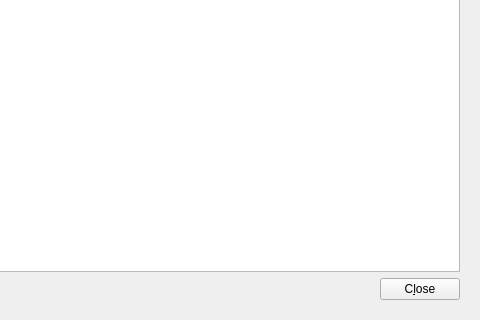
First picture: the form in src/qt/forms/addressbookpage.ui, repository deeponion/deeponion, before the edit; both pictures show x 362 to 842 and y 229 to 549 of the 842 by 549 pixel window.
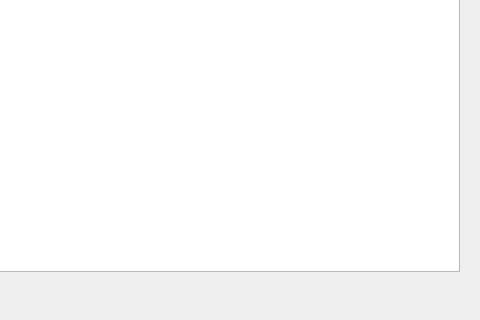
Second picture: the form after the edit. Icons and pictures are not drawn.

Commit message: removed close button in addressbook

Diff of the .ui file:
```diff
--- a/src/qt/forms/addressbookpage.ui
+++ b/src/qt/forms/addressbookpage.ui
@@ -192,22 +192,6 @@
            </property>
           </spacer>
          </item>
-         <item>
-          <widget class="QPushButton" name="closeButton">
-           <property name="sizePolicy">
-            <sizepolicy hsizetype="Minimum" vsizetype="Minimum">
-             <horstretch>0</horstretch>
-             <verstretch>0</verstretch>
-            </sizepolicy>
-           </property>
-           <property name="text">
-            <string>C&amp;lose</string>
-           </property>
-           <property name="autoDefault">
-            <bool>false</bool>
-           </property>
-          </widget>
-         </item>
         </layout>
        </item>
       </layout>
```
The commit also changes 1 other file.
